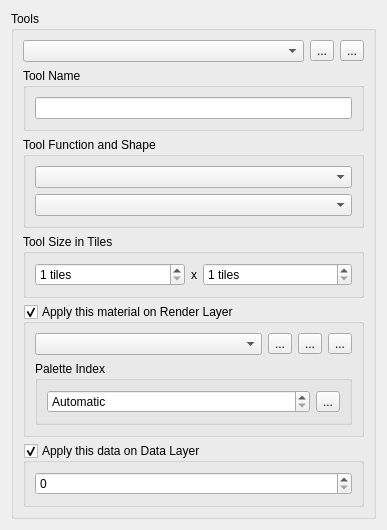
The window that editor/gui/dlgtiletool.ui (ensisoft/detonator) describes before a commit, drawn with Qt 5.
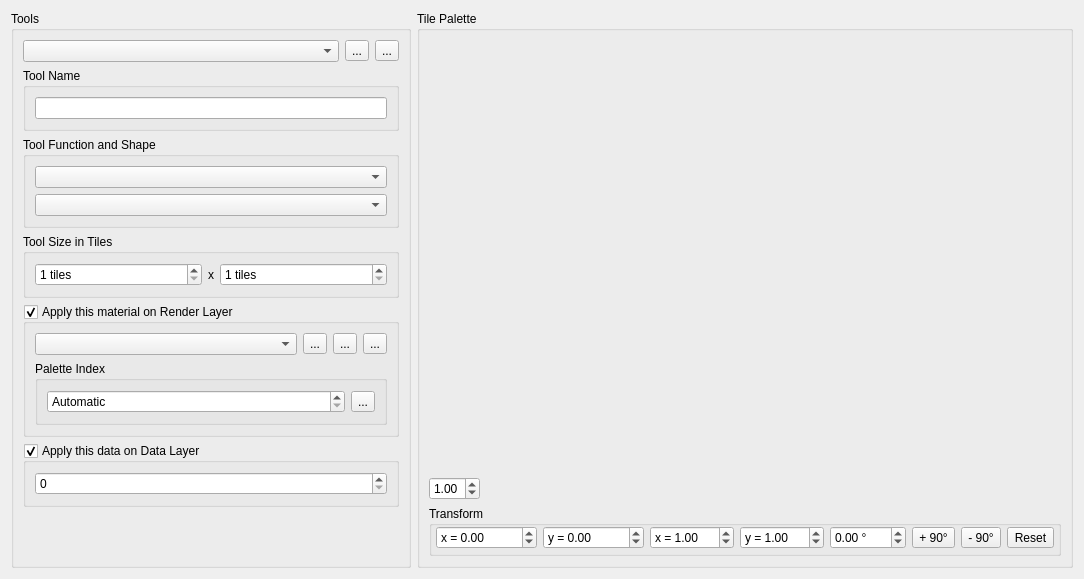
The same window after the commit. Icons and pictures are not drawn. Custom widgets are drawn as their Qt base class.

Commit message:
Add first version of tile tool visualization to tile tool dialog
Add first version of tile tool visualization to tile tool dialog.

Patch:
```diff
--- a/editor/gui/dlgtiletool.ui
+++ b/editor/gui/dlgtiletool.ui
@@ -6,8 +6,8 @@
    <rect>
     <x>0</x>
     <y>0</y>
-    <width>387</width>
-    <height>526</height>
+    <width>885</width>
+    <height>579</height>
    </rect>
   </property>
   <property name="windowTitle">
@@ -17,9 +17,21 @@
    <iconset resource="../resource/resource.qrc">
     <normaloff>:/16x16_ico_png/tilemap.png</normaloff>:/16x16_ico_png/tilemap.png</iconset>
   </property>
-  <layout class="QVBoxLayout" name="verticalLayout_4">
+  <layout class="QHBoxLayout" name="horizontalLayout_5">
    <item>
     <widget class="QGroupBox" name="groupBox">
+     <property name="sizePolicy">
+      <sizepolicy hsizetype="Maximum" vsizetype="Preferred">
+       <horstretch>0</horstretch>
+       <verstretch>0</verstretch>
+      </sizepolicy>
+     </property>
+     <property name="minimumSize">
+      <size>
+       <width>400</width>
+       <height>0</height>
+      </size>
+     </property>
      <property name="title">
       <string>Tools</string>
      </property>
@@ -336,11 +348,319 @@
         </layout>
        </widget>
       </item>
+      <item>
+       <spacer name="verticalSpacer">
+        <property name="orientation">
+         <enum>Qt::Vertical</enum>
+        </property>
+        <property name="sizeHint" stdset="0">
+         <size>
+          <width>20</width>
+          <height>40</height>
+         </size>
+        </property>
+       </spacer>
+      </item>
+     </layout>
+    </widget>
+   </item>
+   <item>
+    <widget class="QGroupBox" name="groupBox_2">
+     <property name="title">
+      <string>Tile Palette</string>
+     </property>
+     <layout class="QVBoxLayout" name="verticalLayout_4">
+      <item>
+       <widget class="gui::GfxWidget" name="widget" native="true">
+        <property name="sizePolicy">
+         <sizepolicy hsizetype="MinimumExpanding" vsizetype="MinimumExpanding">
+          <horstretch>0</horstretch>
+          <verstretch>0</verstretch>
+         </sizepolicy>
+        </property>
+       </widget>
+      </item>
+      <item>
+       <layout class="QHBoxLayout" name="horizontalLayout_6">
+        <item>
+         <widget class="QDoubleSpinBox" name="zoom">
+          <property name="minimum">
+           <double>0.100000000000000</double>
+          </property>
+          <property name="maximum">
+           <double>5.000000000000000</double>
+          </property>
+          <property name="singleStep">
+           <double>0.100000000000000</double>
+          </property>
+          <property name="stepType">
+           <enum>QAbstractSpinBox::AdaptiveDecimalStepType</enum>
+          </property>
+          <property name="value">
+           <double>1.000000000000000</double>
+          </property>
+         </widget>
+        </item>
+        <item>
+         <spacer name="horizontalSpacer">
+          <property name="orientation">
+           <enum>Qt::Horizontal</enum>
+          </property>
+          <property name="sizeHint" stdset="0">
+           <size>
+            <width>40</width>
+            <height>20</height>
+           </size>
+          </property>
+         </spacer>
+        </item>
+        <item>
+         <widget class="color_widgets::ColorSelector" name="widgetColor">
+          <property name="minimumSize">
+           <size>
+            <width>30</width>
+            <height>20</height>
+           </size>
+          </property>
+          <property name="focusPolicy">
+           <enum>Qt::TabFocus</enum>
+          </property>
+         </widget>
+        </item>
+       </layout>
+      </item>
+      <item>
+       <widget class="QGroupBox" name="transform">
+        <property name="sizePolicy">
+         <sizepolicy hsizetype="Preferred" vsizetype="Preferred">
+          <horstretch>0</horstretch>
+          <verstretch>0</verstretch>
+         </sizepolicy>
+        </property>
+        <property name="maximumSize">
+         <size>
+          <width>16777215</width>
+          <height>16777215</height>
+         </size>
+        </property>
+        <property name="title">
+         <string>Transform</string>
+        </property>
+        <property name="flat">
+         <bool>false</bool>
+        </property>
+        <property name="checkable">
+         <bool>false</bool>
+        </property>
+        <property name="checked">
+         <bool>false</bool>
+        </property>
+        <layout class="QHBoxLayout" name="horizontalLayout_8">
+         <property name="leftMargin">
+          <number>4</number>
+         </property>
+         <property name="topMargin">
+          <number>0</number>
+         </property>
+         <property name="rightMargin">
+          <number>4</number>
+         </property>
+         <property name="bottomMargin">
+          <number>4</number>
+         </property>
+         <item>
+          <widget class="QDoubleSpinBox" name="translateX">
+           <property name="sizePolicy">
+            <sizepolicy hsizetype="Minimum" vsizetype="Fixed">
+             <horstretch>0</horstretch>
+             <verstretch>0</verstretch>
+            </sizepolicy>
+           </property>
+           <property name="prefix">
+            <string>x = </string>
+           </property>
+           <property name="minimum">
+            <double>-10000.000000000000000</double>
+           </property>
+           <property name="maximum">
+            <double>10000.000000000000000</double>
+           </property>
+           <property name="stepType">
+            <enum>QAbstractSpinBox::AdaptiveDecimalStepType</enum>
+           </property>
+          </widget>
+         </item>
+         <item>
+          <widget class="QDoubleSpinBox" name="translateY">
+           <property name="sizePolicy">
+            <sizepolicy hsizetype="Minimum" vsizetype="Fixed">
+             <horstretch>0</horstretch>
+             <verstretch>0</verstretch>
+            </sizepolicy>
+           </property>
+           <property name="prefix">
+            <string>y = </string>
+           </property>
+           <property name="minimum">
+            <double>-10000.000000000000000</double>
+           </property>
+           <property name="maximum">
+            <double>10000.000000000000000</double>
+           </property>
+           <property name="stepType">
+            <enum>QAbstractSpinBox::AdaptiveDecimalStepType</enum>
+           </property>
+          </widget>
+         </item>
+         <item>
+          <widget class="QDoubleSpinBox" name="scaleX">
+           <property name="sizePolicy">
+            <sizepolicy hsizetype="Minimum" vsizetype="Fixed">
+             <horstretch>0</horstretch>
+             <verstretch>0</verstretch>
+            </sizepolicy>
+           </property>
+           <property name="prefix">
+            <string>x = </string>
+           </property>
+           <property name="suffix">
+            <string/>
+           </property>
+           <property name="minimum">
+            <double>0.100000000000000</double>
+           </property>
+           <property name="maximum">
+            <double>100.000000000000000</double>
+           </property>
+           <property name="singleStep">
+            <double>0.100000000000000</double>
+           </property>
+           <property name="stepType">
+            <enum>QAbstractSpinBox::AdaptiveDecimalStepType</enum>
+           </property>
+           <property name="value">
+            <double>1.000000000000000</double>
+           </property>
+          </widget>
+         </item>
+         <item>
+          <widget class="QDoubleSpinBox" name="scaleY">
+           <property name="prefix">
+            <string>y = </string>
+           </property>
+           <property name="suffix">
+            <string/>
+           </property>
+           <property name="minimum">
+            <double>0.100000000000000</double>
+           </property>
+           <property name="maximum">
+            <double>100.000000000000000</double>
+           </property>
+           <property name="singleStep">
+            <double>0.100000000000000</double>
+           </property>
+           <property name="stepType">
+            <enum>QAbstractSpinBox::AdaptiveDecimalStepType</enum>
+           </property>
+           <property name="value">
+            <double>1.000000000000000</double>
+           </property>
+          </widget>
+         </item>
+         <item>
+          <widget class="QDoubleSpinBox" name="rotation">
+           <property name="wrapping">
+            <bool>true</bool>
+           </property>
+           <property name="prefix">
+            <string/>
+           </property>
+           <property name="suffix">
+            <string> °</string>
+           </property>
+           <property name="minimum">
+            <double>-180.000000000000000</double>
+           </property>
+           <property name="maximum">
+            <double>180.000000000000000</double>
+           </property>
+           <property name="stepType">
+            <enum>QAbstractSpinBox::AdaptiveDecimalStepType</enum>
+           </property>
+          </widget>
+         </item>
+         <item>
+          <widget class="QToolButton" name="btnViewPlus90">
+           <property name="sizePolicy">
+            <sizepolicy hsizetype="Maximum" vsizetype="Fixed">
+             <horstretch>0</horstretch>
+             <verstretch>0</verstretch>
+            </sizepolicy>
+           </property>
+           <property name="text">
+            <string>+ 90°</string>
+           </property>
+           <property name="icon">
+            <iconset resource="../resource/resource.qrc">
+             <normaloff>:/16x16_ico_png/arrow_rotate_clockwise.png</normaloff>:/16x16_ico_png/arrow_rotate_clockwise.png</iconset>
+           </property>
+          </widget>
+         </item>
+         <item>
+          <widget class="QToolButton" name="btnViewMinus90">
+           <property name="sizePolicy">
+            <sizepolicy hsizetype="Maximum" vsizetype="Fixed">
+             <horstretch>0</horstretch>
+             <verstretch>0</verstretch>
+            </sizepolicy>
+           </property>
+           <property name="text">
+            <string>- 90°</string>
+           </property>
+           <property name="icon">
+            <iconset resource="../resource/resource.qrc">
+             <normaloff>:/16x16_ico_png/arrow_rotate_anticlockwise.png</normaloff>:/16x16_ico_png/arrow_rotate_anticlockwise.png</iconset>
+           </property>
+          </widget>
+         </item>
+         <item>
+          <widget class="QToolButton" name="btnViewReset">
+           <property name="text">
+            <string>Reset</string>
+           </property>
+           <property name="icon">
+            <iconset resource="../resource/resource.qrc">
+             <normaloff>:/16x16_ico_png/reset.png</normaloff>:/16x16_ico_png/reset.png</iconset>
+           </property>
+          </widget>
+         </item>
+        </layout>
+       </widget>
+      </item>
      </layout>
     </widget>
    </item>
   </layout>
  </widget>
+ <customwidgets>
+  <customwidget>
+   <class>color_widgets::ColorPreview</class>
+   <extends>QWidget</extends>
+   <header>color_preview.hpp</header>
+  </customwidget>
+  <customwidget>
+   <class>color_widgets::ColorSelector</class>
+   <extends>color_widgets::ColorPreview</extends>
+   <header>color_selector.hpp</header>
+  </customwidget>
+  <customwidget>
+   <class>gui::GfxWidget</class>
+   <extends>QWidget</extends>
+   <header>gfxwidget.h</header>
+   <container>1</container>
+  </customwidget>
+ </customwidgets>
  <tabstops>
   <tabstop>cmbTool</tabstop>
   <tabstop>btnAddTool</tabstop>
```
The commit also changes 2 other files.
